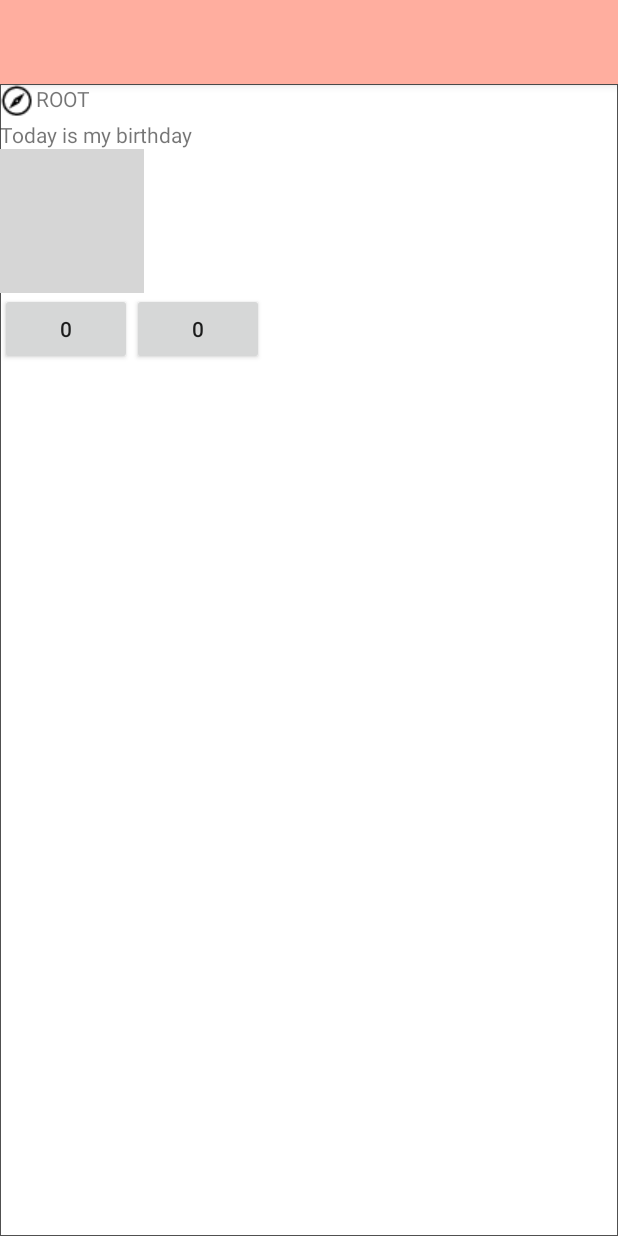
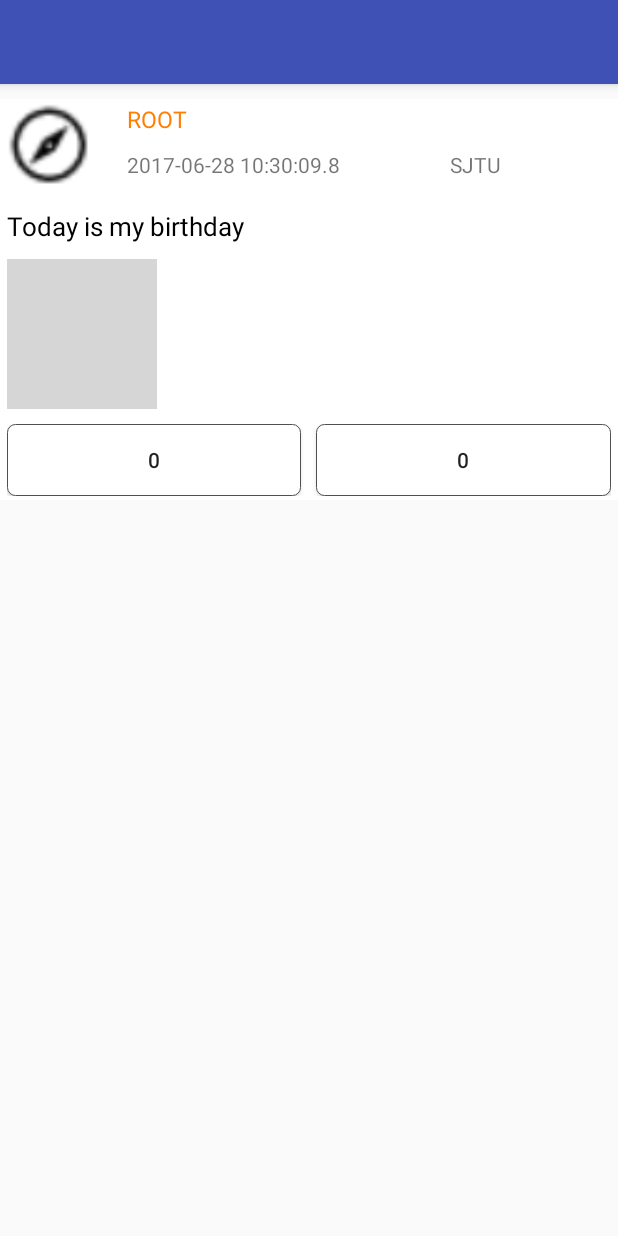
Before and after one commit to SE-Project-Group/Android_App, an Android app: the fragment HomeFragment shown on its own in the app's theme, on a phone screen of 412 x 824 dp. Run offline under Robolectric (Android 15) with nearby library versions, the light colour scheme and no system bars; grey boxes are pictures that could not be loaded.

Commit message:
HomePage
design UI better

```diff
--- a/Android_App/app/src/main/java/com/example/android/android_app/FeedAdapter.java
+++ b/Android_App/app/src/main/java/com/example/android/android_app/FeedAdapter.java
@@ -57,13 +57,13 @@ public class FeedAdapter extends RecyclerView.Adapter<FeedAdapter.ViewHolder> {
         Feed feed = mFeedList.get(position);
         holder.feed_owner_view.setText(feed.getFeed_owner());
         holder.feedText_view.setText(feed.getText());
-        //
         String temp = String.valueOf(feed.getComment_cnt());
         holder.comment_btn.setText(temp);
         temp = String.valueOf(feed.getLike_cnt());
         holder.like_btn.setText(temp);
         holder.position_view.setText(feed.getPosition());
-        holder.timestamp_view.setText(feed.getTimestamp().toString());
+        temp = feed.getTimestamp().toString();
+        holder.timestamp_view.setText(temp);
         holder.portrait_view.setImageResource(feed.getPortrait_id());
         holder.picture_view.setImageResource((feed.getPic_id_list()).get(0));
     }
--- a/Android_App/app/src/main/res/drawable/btn_style.xml
+++ b/Android_App/app/src/main/res/drawable/btn_style.xml
@@ -1,11 +1,9 @@
 <?xml version="1.0" encoding="utf-8"?>
-<layer-list xmlns:android="http://schemas.android.com/apk/res/android" >
-    <item>
 <shape
     xmlns:android="http://schemas.android.com/apk/res/android"
     android:shape="rectangle">
     <solid
-                android:color="#00000000"/>
+        android:color="#ffffff"/>
     <corners
        android:bottomRightRadius="5dip"
         android:bottomLeftRadius="5dip"
@@ -14,10 +12,5 @@
     <stroke
         android:width="0.5px"
         android:color="#505050"/>
-            <padding
-                android:left="35dp"
-                android:right="35dp"/>
 
 </shape>
-    </item>
-</layer-list>
--- a/Android_App/app/src/main/res/drawable/feed_bg.xml
+++ b/Android_App/app/src/main/res/drawable/feed_item_bg.xml
@@ -1,11 +1,12 @@
 <?xml version="1.0" encoding="utf-8"?>
 <shape xmlns:android="http://schemas.android.com/apk/res/android" >
-
     <solid android:color="#FFFFFF" />
-
+    <stroke
+        android:width="0dp"
+        android:color="@color/gray" />
     <padding
-        android:bottom="0dp"
+        android:bottom="3dp"
         android:left="5dp"
         android:right="5dp"
-        android:top="5dp" />
+        android:top="3dp" />
 </shape>
--- a/Android_App/app/src/main/res/drawable/layout_style.xml
+++ b/Android_App/app/src/main/res/drawable/layout_style.xml
@@ -2,13 +2,10 @@
 <layer-list xmlns:android="http://schemas.android.com/apk/res/android" >
     <item>
 <shape xmlns:android="http://schemas.android.com/apk/res/android" >
-
         <solid android:color="#FFFFFF" />
-
         <stroke
             android:width="0.5dp"
             android:color="#505050" />
-
         <padding
             android:bottom="1dp"
             android:left="0.5dp"
--- a/Android_App/app/src/main/res/layout/activity_log_in.xml
+++ b/Android_App/app/src/main/res/layout/activity_log_in.xml
@@ -31,12 +31,12 @@
             android:id="@+id/login_btn"
             android:layout_width="match_parent"
             android:layout_height="45dp"
-            android:background="#3F51B5"
+            android:background="@drawable/btn_style"
             android:layout_marginTop="20dp"
             android:text="登陆"
             android:textSize="20dp"
             android:textAlignment="center"
-            android:textColor="@android:color/white" />
+            android:textColor="@color/colorPrimaryDark"/>
 
         <LinearLayout
             android:layout_width="match_parent"
--- a/Android_App/app/src/main/res/layout/feed_item.xml
+++ b/Android_App/app/src/main/res/layout/feed_item.xml
@@ -1,68 +1,98 @@
 <?xml version="1.0" encoding="utf-8"?>
 <LinearLayout xmlns:android="http://schemas.android.com/apk/res/android"
-    android:orientation="vertical" android:layout_width="match_parent"
-    android:layout_height="match_parent"
-    android:background="@drawable/layout_style">
+    android:orientation="vertical"
+    android:layout_width="match_parent"
+    android:layout_height="wrap_content"
+    android:background="@drawable/feed_item_bg"
+    android:layout_marginTop="10dp">
+    <!-- Title , include user,portrait ,time, position-->
     <LinearLayout
         android:layout_width="match_parent"
         android:layout_height="wrap_content"
         android:orientation="horizontal">
         <ImageView
-            android:layout_width="wrap_content"
-            android:layout_height="wrap_content"
+            android:layout_width="60dp"
+            android:layout_height="60dp"
             android:id="@+id/portrait"/>
         <LinearLayout
             android:layout_width="match_parent"
             android:layout_height="match_parent"
-            android:orientation="vertical">
+            android:orientation="vertical"
+            android:layout_marginLeft="20dp">
             <TextView
                 android:layout_width="wrap_content"
                 android:layout_height="wrap_content"
-                android:id="@+id/feed_owner"/>
+                android:text="feed owner"
+                android:textSize="15dp"
+                android:id="@+id/feed_owner"
+                android:textColor="@color/orange"/>
             <LinearLayout
                 android:layout_width="match_parent"
-                android:layout_height="wrap_content">
+                android:layout_height="wrap_content"
+                android:orientation="horizontal"
+                android:layout_marginTop="10dp">
                 <TextView
                     android:layout_width="wrap_content"
                     android:layout_height="wrap_content"
-                    android:id="@+id/timestamp"/>
+                    android:id="@+id/timestamp"
+                    android:layout_weight="1"
+                    android:text="time:           "/>
                 <TextView
                     android:layout_width="wrap_content"
                     android:layout_height="wrap_content"
-                    android:id="@+id/position"/>
+                    android:layout_weight="1"
+                    android:id="@+id/position"
+                    android:text="from:"/>
+            </LinearLayout>
         </LinearLayout>
 
     </LinearLayout>
-
-    </LinearLayout>
+    <!-- feed text -->
     <TextView
         android:layout_width="match_parent"
         android:layout_height="wrap_content"
-        android:id="@+id/feed_text"/>
+        android:layout_marginTop="10dp"
+        android:id="@+id/feed_text"
+        android:text="....."
+        android:textSize="17dp"
+        android:textColor="@color/black"/>
+    <!-- pictures -->
     <LinearLayout
         android:layout_width="wrap_content"
-        android:layout_height="wrap_content">
+        android:layout_height="wrap_content"
+        android:layout_marginTop="10dp">
         <ImageView
-            android:layout_width="wrap_content"
-            android:layout_height="wrap_content"
+            android:layout_width="100dp"
+            android:layout_height="100dp"
             android:id="@+id/picture1"/>
     </LinearLayout>
+
+    <!--comment or like button-->
         <LinearLayout
             android:layout_width="match_parent"
             android:layout_height="wrap_content"
-        android:orientation="horizontal">
+            android:orientation="horizontal"
+            android:layout_marginTop="10dp">
             <Button
                 android:layout_width="wrap_content"
                 android:layout_height="match_parent"
+                android:layout_marginRight="10dp"
+                android:layout_weight="1"
                 android:id="@+id/comment_btn"
+                android:background="@drawable/btn_style"
                 android:text="commemt"/>
             <Button
+                android:layout_gravity="right"
                 android:layout_width="wrap_content"
                 android:layout_height="match_parent"
+                android:layout_weight="1"
                 android:id="@+id/like_btn"
+                android:background="@drawable/btn_style"
                 android:text="like"/>
 
         </LinearLayout>
 
 
+
+
 </LinearLayout>
--- a/Android_App/app/src/main/res/layout/user_fragment.xml
+++ b/Android_App/app/src/main/res/layout/user_fragment.xml
@@ -23,8 +23,11 @@
         android:layout_height="wrap_content"
         android:id="@+id/sign_btn"
         android:text="注册/登陆"
+        android:background="@drawable/btn_style"
         android:layout_gravity="center"
-        android:layout_marginTop="8dp" />
+        android:layout_marginTop="8dp"
+        android:paddingRight="35dp"
+        android:paddingLeft="35dp"/>
 
 </LinearLayout>
 
--- a/Android_App/app/src/main/res/values/colors.xml
+++ b/Android_App/app/src/main/res/values/colors.xml
@@ -1,8 +1,13 @@
 <?xml version="1.0" encoding="utf-8"?>
 <resources>
+    <!--
     <color name="colorPrimary">#ffae9f</color>
     <color name="colorPrimaryDark">#ca7e71</color>
     <color name="colorAccent">#ffae9f</color>
+    -->
+    <color name="colorPrimary">#3F51B5</color>
+    <color name="colorPrimaryDark">#303F9F</color>
+    <color name="colorAccent">#FF4081</color>
     <color name="orange">#FF7F00</color>
     <color name="black">#000000</color>
     <color name="white">#FFFFFF</color>
```
Lines whose indentation alone changed are shown as unchanged.
